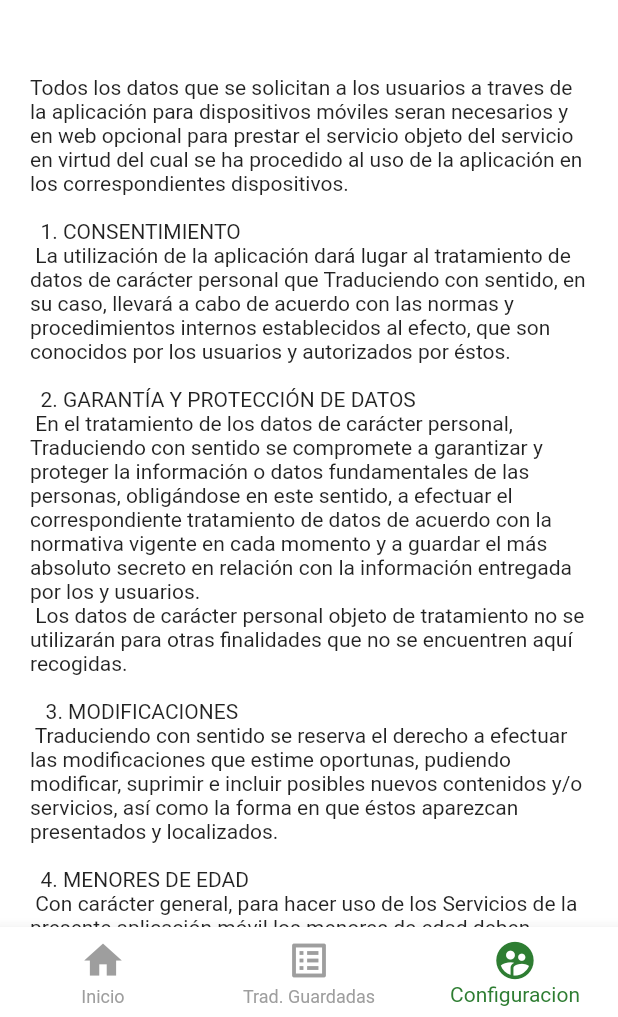
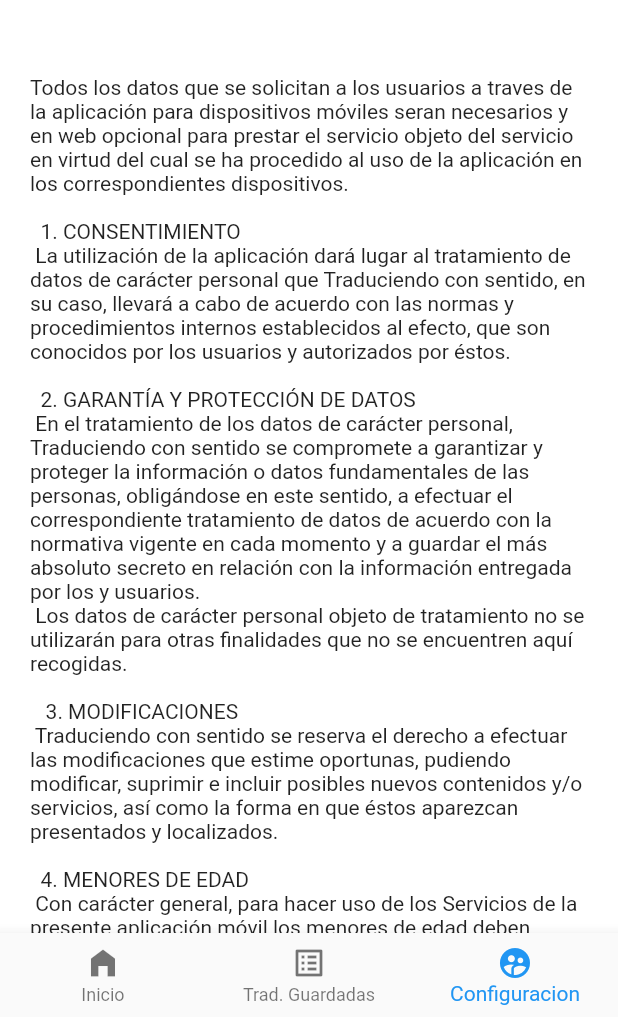
Before and after one commit to OlafRuv/traduciendo_con_sentido, a Flutter app: the PoliticasDePrivacidadPage screen opened by its route, on a phone screen of 412 x 824 dp, the part 219-1236 px from its top. Run offline on Flutter 3.47's test engine with Material 2 defaults, Android fonts, the phone set to English and light mode, and no system bars; our stand-ins replace cloud_firestore, firebase_auth, firebase_core, image_picker; accounts and stored records are empty.

Commit message:
Mejoras de implementacion en widgets

```diff
--- a/lib/widgets/custom_bottom_navigation.dart
+++ b/lib/widgets/custom_bottom_navigation.dart
@@ -1,7 +1,10 @@
 import 'package:flutter/material.dart';
+import 'package:tcs/theme/app_theme.dart';
 
+//Este es nuestro widget de los botones de navegacion al pie de página personalizados
 class CustomBottomNavigation extends StatefulWidget {
   final int botonBarraActual;
+  // Definimos el boton actual en el que nos encontramos
   const CustomBottomNavigation(
     {Key? key, required this.botonBarraActual}) : super(key: key);
 
@@ -21,37 +24,28 @@ class _CustomBottomNavigationState extends State<CustomBottomNavigation> {
   Widget build(BuildContext context) {
     return BottomNavigationBar(
       currentIndex: widget.botonBarraActual,
-      unselectedItemColor: Colors.grey,
-      backgroundColor: Colors.white,
-      selectedItemColor: Colors.green[800],
       onTap: (index){
         setState(() {
-          // TODO: Hacer que la ruta no se se
+          // TODO: Hacer que la ruta no sea de esta manera, buscar solución
           Navigator.pushNamed(context, listaPaginas[index]);
         });
       },
-      items: const [
-      BottomNavigationBarItem(
-        icon: Icon(
-          Icons.home,
-          size: 30.0,
-        ),
-        label: 'Inicio',
-      ),
-      BottomNavigationBarItem(
-        icon: Icon(
-          Icons.list_alt,
-          size: 30.0,
-        ),
-        label: 'Trad. Guardadas',
-      ),
-      BottomNavigationBarItem(
-        icon: Icon(
-          Icons.supervised_user_circle,
-          size: 30.0,
-        ),
-        label: 'Configuracion',
-      )
+      items: [
+        // Creamos los items que tendremos en nuestra barra de navegación, los cualesllevan Icono etiqueta y ruta a la qie te redirigen
+      _item(ico: Icons.home_filled , labelItem:  'Inicio'),
+      _item(ico: Icons.list_alt , labelItem:  'Trad. Guardadas'),
+      _item(ico: Icons.supervised_user_circle , labelItem:  'Configuracion'),
     ]);
   }
+
+  // Definimos la estructura de los items que tendremos en nuestra barra de navegación
+  BottomNavigationBarItem _item({required IconData ico, required String labelItem}) {
+    return BottomNavigationBarItem(
+      icon: Icon(
+        ico,
+        size: AppTheme.iconSize,
+      ),
+      label: labelItem,
+    );
+  }
 }
--- a/lib/widgets/custom_outlined_button.dart
+++ b/lib/widgets/custom_outlined_button.dart
@@ -1,9 +1,11 @@
 import 'package:flutter/material.dart';
 
+// Este es un widget sencillo de un Boton con estilo de outlined
 class CustomOutlinedButton extends StatelessWidget {
   final String textContent;
   final double textSize;
   final String route;
+  // EL botno recibe estos parametros forzosamente requeridos
   const CustomOutlinedButton({
     Key? key,
     required this.textContent,
@@ -13,6 +15,7 @@ class CustomOutlinedButton extends StatelessWidget {
 
   @override
   Widget build(BuildContext context){
+    //Aqui se contruye y regresa el boton
     return OutlinedButton(
       onPressed: (){
         Navigator.pushNamed(context, route);
--- a/lib/widgets/custom_page_description.dart
+++ b/lib/widgets/custom_page_description.dart
@@ -1,6 +1,7 @@
 import 'package:flutter/material.dart';
 import 'package:tcs/theme/app_theme.dart';
 
+//Este es un breve widget que sirve para estandarizar las descripciones de todas las paginas dentro del funcionamiento principal de la aplicacion
 class CustomPageDescription extends StatelessWidget {
   final String title;
   const CustomPageDescription({
@@ -10,6 +11,7 @@ class CustomPageDescription extends StatelessWidget {
 
   @override
   Widget build(BuildContext context) {
+    // Se construye un safe area en el cual se inserta un titulo estilizado y listo
     return SafeArea(
       child: Container(
         padding: const EdgeInsets.all(20.0),
```
Also changed, not shown: lib/widgets/custom_button.dart (+53 -7 lines), lib/widgets/widgets.dart (+7 -1 lines).
